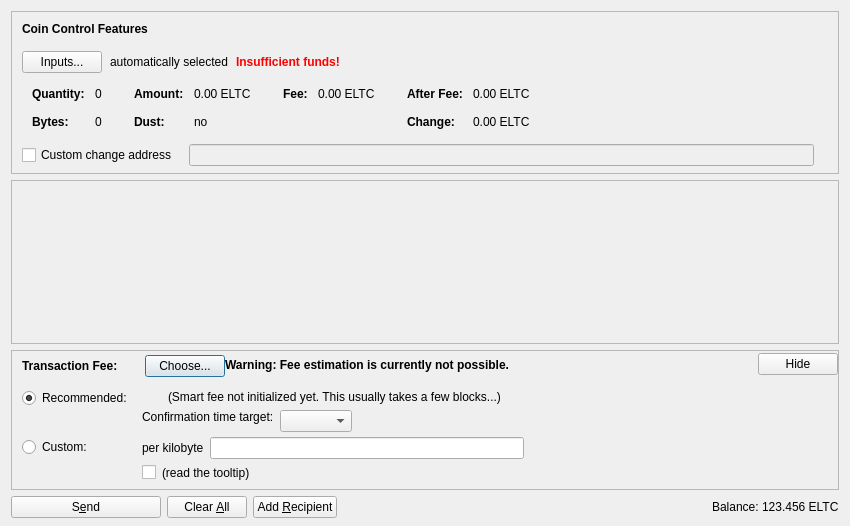
Qt form src/qt/forms/sendcoinsdialog.ui (LighningCashDev/lightningcash) before a commit.
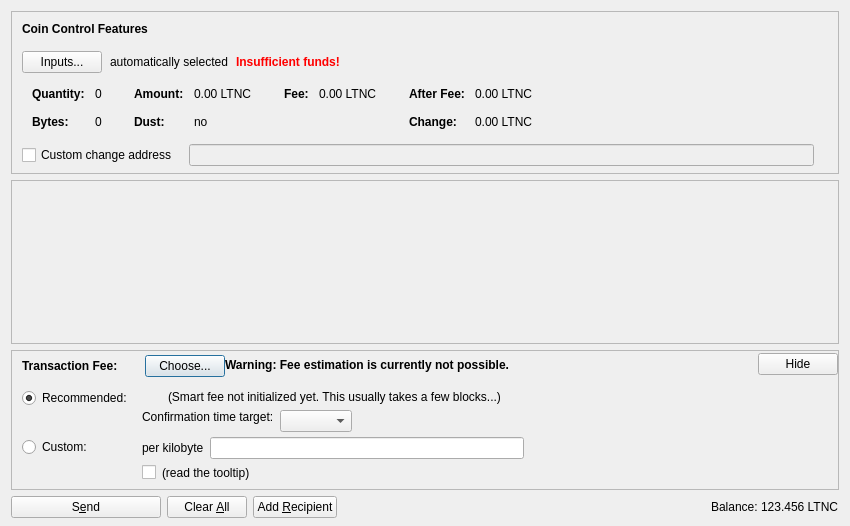
The same form after that commit. Icons and pictures are not drawn. Custom widgets are drawn as their Qt base class.

Commit message: ELTC to LTNC

What changed in the file:
```diff
--- a/src/qt/forms/sendcoinsdialog.ui
+++ b/src/qt/forms/sendcoinsdialog.ui
@@ -324,7 +324,7 @@
                   <enum>Qt::ActionsContextMenu</enum>
                  </property>
                  <property name="text">
-                  <string notr="true">0.00 ELTC</string>
+                  <string notr="true">0.00 LTNC</string>
                  </property>
                  <property name="textInteractionFlags">
                   <set>Qt::LinksAccessibleByMouse|Qt::TextSelectableByKeyboard|Qt::TextSelectableByMouse</set>
@@ -404,7 +404,7 @@
                   <enum>Qt::ActionsContextMenu</enum>
                  </property>
                  <property name="text">
-                  <string notr="true">0.00 ELTC</string>
+                  <string notr="true">0.00 LTNC</string>
                  </property>
                  <property name="textInteractionFlags">
                   <set>Qt::LinksAccessibleByMouse|Qt::TextSelectableByKeyboard|Qt::TextSelectableByMouse</set>
@@ -455,7 +455,7 @@
                   <enum>Qt::ActionsContextMenu</enum>
                  </property>
                  <property name="text">
-                  <string notr="true">0.00 ELTC</string>
+                  <string notr="true">0.00 LTNC</string>
                  </property>
                  <property name="textInteractionFlags">
                   <set>Qt::LinksAccessibleByMouse|Qt::TextSelectableByKeyboard|Qt::TextSelectableByMouse</set>
@@ -484,7 +484,7 @@
                   <enum>Qt::ActionsContextMenu</enum>
                  </property>
                  <property name="text">
-                  <string notr="true">0.00 ELTC</string>
+                  <string notr="true">0.00 LTNC</string>
                  </property>
                  <property name="textInteractionFlags">
                   <set>Qt::LinksAccessibleByMouse|Qt::TextSelectableByKeyboard|Qt::TextSelectableByMouse</set>
@@ -1237,7 +1237,7 @@
           <cursorShape>IBeamCursor</cursorShape>
          </property>
          <property name="text">
-          <string notr="true">123.456 ELTC</string>
+          <string notr="true">123.456 LTNC</string>
          </property>
          <property name="textInteractionFlags">
           <set>Qt::LinksAccessibleByMouse|Qt::TextSelectableByKeyboard|Qt::TextSelectableByMouse</set>
```
The commit also changes 15 other files.
